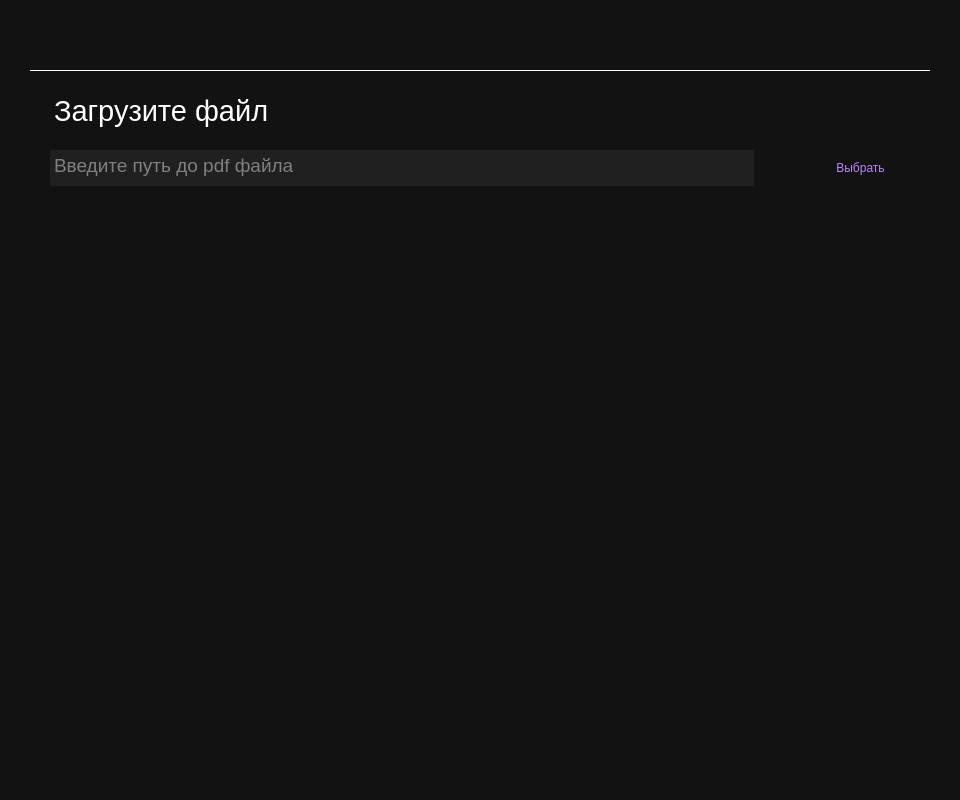
Qt form GUI/interface.ui (WeinerGero/jiandan) before a commit.
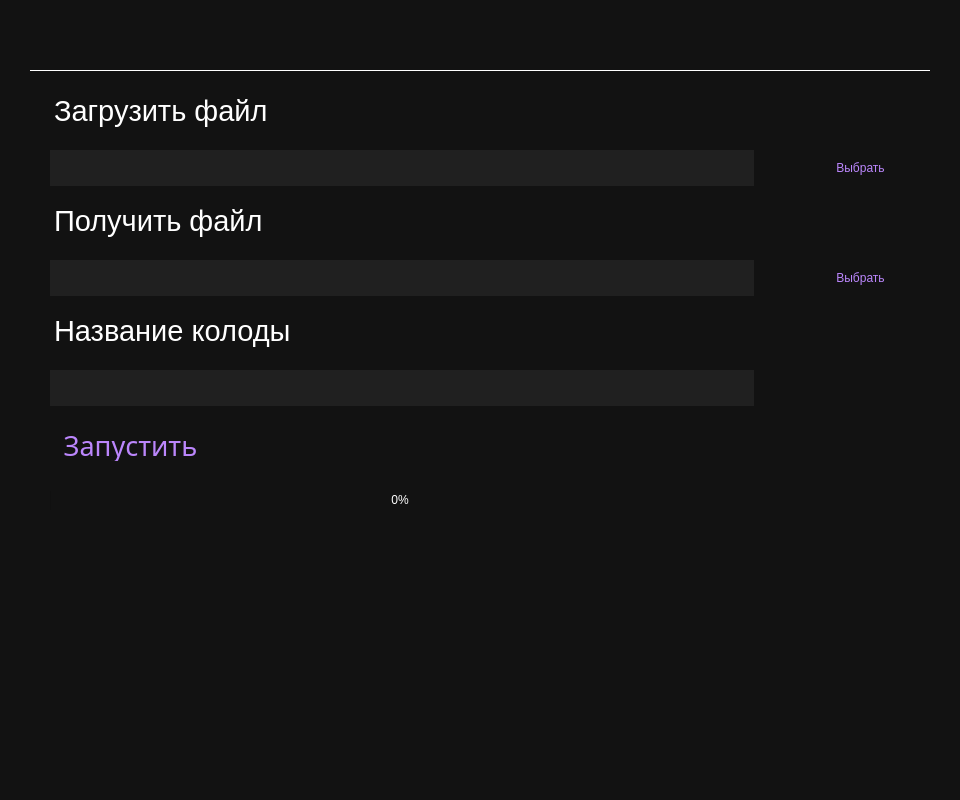
The same form after that commit. Icons and pictures are not drawn.

```diff
--- a/GUI/interface.ui
+++ b/GUI/interface.ui
@@ -16,6 +16,12 @@
     <verstretch>0</verstretch>
    </sizepolicy>
   </property>
+  <property name="minimumSize">
+   <size>
+    <width>960</width>
+    <height>800</height>
+   </size>
+  </property>
   <property name="maximumSize">
    <size>
     <width>960</width>
@@ -413,7 +419,7 @@
 &lt;html&gt;&lt;head&gt;&lt;meta name=&quot;qrichtext&quot; content=&quot;1&quot; /&gt;&lt;style type=&quot;text/css&quot;&gt;
 p, li { white-space: pre-wrap; }
 &lt;/style&gt;&lt;/head&gt;&lt;body style=&quot; font-family:'MS Shell Dlg 2'; font-size:8.25pt; font-weight:400; font-style:normal;&quot;&gt;
-&lt;p style=&quot; margin-top:0px; margin-bottom:0px; margin-left:0px; margin-right:0px; -qt-block-indent:0; text-indent:0px;&quot;&gt;&lt;span style=&quot; font-size:14pt;&quot;&gt;Введите путь до pdf файла&lt;/span&gt;&lt;/p&gt;&lt;/body&gt;&lt;/html&gt;</string>
+&lt;p style=&quot;-qt-paragraph-type:empty; margin-top:0px; margin-bottom:0px; margin-left:0px; margin-right:0px; -qt-block-indent:0; text-indent:0px;&quot;&gt;&lt;br /&gt;&lt;/p&gt;&lt;/body&gt;&lt;/html&gt;</string>
       </property>
      </widget>
      <widget class="QPushButton" name="upload_choisePushButton">
@@ -514,7 +520,381 @@
 &lt;html&gt;&lt;head&gt;&lt;meta name=&quot;qrichtext&quot; content=&quot;1&quot; /&gt;&lt;style type=&quot;text/css&quot;&gt;
 p, li { white-space: pre-wrap; }
 &lt;/style&gt;&lt;/head&gt;&lt;body style=&quot; font-family:'MS Shell Dlg 2'; font-size:8.25pt; font-weight:400; font-style:normal;&quot;&gt;
-&lt;p style=&quot; margin-top:0px; margin-bottom:0px; margin-left:0px; margin-right:0px; -qt-block-indent:0; text-indent:0px;&quot;&gt;&lt;span style=&quot; font-size:22pt;&quot;&gt;Загрузите файл&lt;/span&gt;&lt;/p&gt;&lt;/body&gt;&lt;/html&gt;</string>
+&lt;p style=&quot; margin-top:0px; margin-bottom:0px; margin-left:0px; margin-right:0px; -qt-block-indent:0; text-indent:0px;&quot;&gt;&lt;span style=&quot; font-size:22pt;&quot;&gt;Загрузить файл&lt;/span&gt;&lt;/p&gt;&lt;/body&gt;&lt;/html&gt;</string>
+      </property>
+     </widget>
+    </widget>
+    <widget class="QFrame" name="uploadFrame_2">
+     <property name="enabled">
+      <bool>true</bool>
+     </property>
+     <property name="geometry">
+      <rect>
+       <x>30</x>
+       <y>130</y>
+       <width>900</width>
+       <height>100</height>
+      </rect>
+     </property>
+     <property name="sizePolicy">
+      <sizepolicy hsizetype="Fixed" vsizetype="Fixed">
+       <horstretch>0</horstretch>
+       <verstretch>0</verstretch>
+      </sizepolicy>
+     </property>
+     <property name="minimumSize">
+      <size>
+       <width>900</width>
+       <height>100</height>
+      </size>
+     </property>
+     <property name="maximumSize">
+      <size>
+       <width>900</width>
+       <height>100</height>
+      </size>
+     </property>
+     <property name="styleSheet">
+      <string notr="true">Line{
+	background-color: #bb86fc;
+}</string>
+     </property>
+     <property name="frameShape">
+      <enum>QFrame::StyledPanel</enum>
+     </property>
+     <property name="frameShadow">
+      <enum>QFrame::Raised</enum>
+     </property>
+     <widget class="QTextEdit" name="uploadTextEdit_2">
+      <property name="geometry">
+       <rect>
+        <x>20</x>
+        <y>60</y>
+        <width>704</width>
+        <height>36</height>
+       </rect>
+      </property>
+      <property name="sizePolicy">
+       <sizepolicy hsizetype="Fixed" vsizetype="Fixed">
+        <horstretch>0</horstretch>
+        <verstretch>0</verstretch>
+       </sizepolicy>
+      </property>
+      <property name="cursor" stdset="0">
+       <cursorShape>IBeamCursor</cursorShape>
+      </property>
+      <property name="styleSheet">
+       <string notr="true">*{
+	color: #808080;
+	background-color: #202020;
+}</string>
+      </property>
+      <property name="html">
+       <string>&lt;!DOCTYPE HTML PUBLIC &quot;-//W3C//DTD HTML 4.0//EN&quot; &quot;http://www.w3.org/TR/REC-html40/strict.dtd&quot;&gt;
+&lt;html&gt;&lt;head&gt;&lt;meta name=&quot;qrichtext&quot; content=&quot;1&quot; /&gt;&lt;style type=&quot;text/css&quot;&gt;
+p, li { white-space: pre-wrap; }
+&lt;/style&gt;&lt;/head&gt;&lt;body style=&quot; font-family:'MS Shell Dlg 2'; font-size:8.25pt; font-weight:400; font-style:normal;&quot;&gt;
+&lt;p style=&quot;-qt-paragraph-type:empty; margin-top:0px; margin-bottom:0px; margin-left:0px; margin-right:0px; -qt-block-indent:0; text-indent:0px;&quot;&gt;&lt;br /&gt;&lt;/p&gt;&lt;/body&gt;&lt;/html&gt;</string>
+      </property>
+     </widget>
+     <widget class="QPushButton" name="upload_choisePushButton_2">
+      <property name="geometry">
+       <rect>
+        <x>771</x>
+        <y>60</y>
+        <width>119</width>
+        <height>35</height>
+       </rect>
+      </property>
+      <property name="cursor">
+       <cursorShape>PointingHandCursor</cursorShape>
+      </property>
+      <property name="styleSheet">
+       <string notr="true">*{
+	font: 14pt &quot;Century Gothic&quot;;
+	color: #bb86fc;
+	
+	selection-background-color: rgb(32, 32, 32);
+}
+</string>
+      </property>
+      <property name="text">
+       <string>Выбрать</string>
+      </property>
+     </widget>
+     <widget class="Line" name="upload_line_top_2">
+      <property name="geometry">
+       <rect>
+        <x>772</x>
+        <y>60</y>
+        <width>119</width>
+        <height>1</height>
+       </rect>
+      </property>
+      <property name="styleSheet">
+       <string notr="true">*{
+	color: #bb86fc
+}</string>
+      </property>
+      <property name="orientation">
+       <enum>Qt::Horizontal</enum>
+      </property>
+     </widget>
+     <widget class="Line" name="upload_line_down_2">
+      <property name="geometry">
+       <rect>
+        <x>772</x>
+        <y>94</y>
+        <width>119</width>
+        <height>1</height>
+       </rect>
+      </property>
+      <property name="styleSheet">
+       <string notr="true">*{
+	color: #bb86fc
+}</string>
+      </property>
+      <property name="orientation">
+       <enum>Qt::Horizontal</enum>
+      </property>
+     </widget>
+     <widget class="Line" name="upload_line_right_2">
+      <property name="geometry">
+       <rect>
+        <x>772</x>
+        <y>60</y>
+        <width>1</width>
+        <height>35</height>
+       </rect>
+      </property>
+      <property name="orientation">
+       <enum>Qt::Vertical</enum>
+      </property>
+     </widget>
+     <widget class="Line" name="upload_line_left_2">
+      <property name="geometry">
+       <rect>
+        <x>890</x>
+        <y>60</y>
+        <width>1</width>
+        <height>35</height>
+       </rect>
+      </property>
+      <property name="orientation">
+       <enum>Qt::Vertical</enum>
+      </property>
+     </widget>
+     <widget class="QTextBrowser" name="uploadTextBrowser_2">
+      <property name="geometry">
+       <rect>
+        <x>20</x>
+        <y>0</y>
+        <width>271</width>
+        <height>51</height>
+       </rect>
+      </property>
+      <property name="html">
+       <string>&lt;!DOCTYPE HTML PUBLIC &quot;-//W3C//DTD HTML 4.0//EN&quot; &quot;http://www.w3.org/TR/REC-html40/strict.dtd&quot;&gt;
+&lt;html&gt;&lt;head&gt;&lt;meta name=&quot;qrichtext&quot; content=&quot;1&quot; /&gt;&lt;style type=&quot;text/css&quot;&gt;
+p, li { white-space: pre-wrap; }
+&lt;/style&gt;&lt;/head&gt;&lt;body style=&quot; font-family:'MS Shell Dlg 2'; font-size:8.25pt; font-weight:400; font-style:normal;&quot;&gt;
+&lt;p style=&quot; margin-top:0px; margin-bottom:0px; margin-left:0px; margin-right:0px; -qt-block-indent:0; text-indent:0px;&quot;&gt;&lt;span style=&quot; font-size:22pt;&quot;&gt;Получить файл&lt;/span&gt;&lt;/p&gt;&lt;/body&gt;&lt;/html&gt;</string>
+      </property>
+     </widget>
+    </widget>
+    <widget class="QFrame" name="uploadFrame_3">
+     <property name="enabled">
+      <bool>true</bool>
+     </property>
+     <property name="geometry">
+      <rect>
+       <x>30</x>
+       <y>240</y>
+       <width>900</width>
+       <height>100</height>
+      </rect>
+     </property>
+     <property name="sizePolicy">
+      <sizepolicy hsizetype="Fixed" vsizetype="Fixed">
+       <horstretch>0</horstretch>
+       <verstretch>0</verstretch>
+      </sizepolicy>
+     </property>
+     <property name="minimumSize">
+      <size>
+       <width>900</width>
+       <height>100</height>
+      </size>
+     </property>
+     <property name="maximumSize">
+      <size>
+       <width>900</width>
+       <height>100</height>
+      </size>
+     </property>
+     <property name="styleSheet">
+      <string notr="true">Line{
+	background-color: #bb86fc;
+}</string>
+     </property>
+     <property name="frameShape">
+      <enum>QFrame::StyledPanel</enum>
+     </property>
+     <property name="frameShadow">
+      <enum>QFrame::Raised</enum>
+     </property>
+     <widget class="QTextEdit" name="uploadTextEdit_3">
+      <property name="geometry">
+       <rect>
+        <x>20</x>
+        <y>60</y>
+        <width>704</width>
+        <height>36</height>
+       </rect>
+      </property>
+      <property name="sizePolicy">
+       <sizepolicy hsizetype="Fixed" vsizetype="Fixed">
+        <horstretch>0</horstretch>
+        <verstretch>0</verstretch>
+       </sizepolicy>
+      </property>
+      <property name="cursor" stdset="0">
+       <cursorShape>IBeamCursor</cursorShape>
+      </property>
+      <property name="styleSheet">
+       <string notr="true">*{
+	color: #808080;
+	background-color: #202020;
+}</string>
+      </property>
+      <property name="html">
+       <string>&lt;!DOCTYPE HTML PUBLIC &quot;-//W3C//DTD HTML 4.0//EN&quot; &quot;http://www.w3.org/TR/REC-html40/strict.dtd&quot;&gt;
+&lt;html&gt;&lt;head&gt;&lt;meta name=&quot;qrichtext&quot; content=&quot;1&quot; /&gt;&lt;style type=&quot;text/css&quot;&gt;
+p, li { white-space: pre-wrap; }
+&lt;/style&gt;&lt;/head&gt;&lt;body style=&quot; font-family:'MS Shell Dlg 2'; font-size:8.25pt; font-weight:400; font-style:normal;&quot;&gt;
+&lt;p style=&quot;-qt-paragraph-type:empty; margin-top:0px; margin-bottom:0px; margin-left:0px; margin-right:0px; -qt-block-indent:0; text-indent:0px;&quot;&gt;&lt;br /&gt;&lt;/p&gt;&lt;/body&gt;&lt;/html&gt;</string>
+      </property>
+     </widget>
+     <widget class="QTextBrowser" name="uploadTextBrowser_3">
+      <property name="geometry">
+       <rect>
+        <x>20</x>
+        <y>0</y>
+        <width>271</width>
+        <height>51</height>
+       </rect>
+      </property>
+      <property name="html">
+       <string>&lt;!DOCTYPE HTML PUBLIC &quot;-//W3C//DTD HTML 4.0//EN&quot; &quot;http://www.w3.org/TR/REC-html40/strict.dtd&quot;&gt;
+&lt;html&gt;&lt;head&gt;&lt;meta name=&quot;qrichtext&quot; content=&quot;1&quot; /&gt;&lt;style type=&quot;text/css&quot;&gt;
+p, li { white-space: pre-wrap; }
+&lt;/style&gt;&lt;/head&gt;&lt;body style=&quot; font-family:'MS Shell Dlg 2'; font-size:8.25pt; font-weight:400; font-style:normal;&quot;&gt;
+&lt;p style=&quot; margin-top:0px; margin-bottom:0px; margin-left:0px; margin-right:0px; -qt-block-indent:0; text-indent:0px;&quot;&gt;&lt;span style=&quot; font-size:22pt;&quot;&gt;Название колоды&lt;/span&gt;&lt;/p&gt;&lt;/body&gt;&lt;/html&gt;</string>
+      </property>
+     </widget>
+    </widget>
+    <widget class="QPushButton" name="PushButtonStart">
+     <property name="geometry">
+      <rect>
+       <x>50</x>
+       <y>360</y>
+       <width>161</width>
+       <height>31</height>
+      </rect>
+     </property>
+     <property name="sizePolicy">
+      <sizepolicy hsizetype="Fixed" vsizetype="Fixed">
+       <horstretch>0</horstretch>
+       <verstretch>0</verstretch>
+      </sizepolicy>
+     </property>
+     <property name="font">
+      <font>
+       <family>Century Gothic</family>
+       <pointsize>20</pointsize>
+       <weight>50</weight>
+       <italic>false</italic>
+       <bold>false</bold>
+      </font>
+     </property>
+     <property name="cursor">
+      <cursorShape>PointingHandCursor</cursorShape>
+     </property>
+     <property name="styleSheet">
+      <string notr="true">*{
+	font: 20pt &quot;Century Gothic&quot;;
+	color: #bb86fc;
+	
+	selection-background-color: rgb(32, 32, 32);
+}
+</string>
+     </property>
+     <property name="text">
+      <string>Запустить</string>
+     </property>
+     <property name="icon">
+      <iconset resource="resources.qrc">
+       <normaloff>:/icons/icons/iconizer-play.svg</normaloff>:/icons/icons/iconizer-play.svg</iconset>
+     </property>
+     <property name="iconSize">
+      <size>
+       <width>20</width>
+       <height>20</height>
+      </size>
+     </property>
+    </widget>
+    <widget class="QProgressBar" name="progressBar">
+     <property name="geometry">
+      <rect>
+       <x>50</x>
+       <y>420</y>
+       <width>701</width>
+       <height>21</height>
+      </rect>
+     </property>
+     <property name="styleSheet">
+      <string notr="true">*{
+	font: 12pt &quot;Century Gothic&quot;;
+	color: #00000;
+}
+</string>
+     </property>
+     <property name="value">
+      <number>0</number>
+     </property>
+     <property name="alignment">
+      <set>Qt::AlignCenter</set>
+     </property>
+    </widget>
+    <widget class="QWidget" name="widget" native="true">
+     <property name="geometry">
+      <rect>
+       <x>30</x>
+       <y>490</y>
+       <width>681</width>
+       <height>81</height>
+      </rect>
+     </property>
+     <property name="styleSheet">
+      <string notr="true">Line{
+	background-color: #bb86fc;
+}</string>
+     </property>
+     <widget class="QTextBrowser" name="Error_textBrowser">
+      <property name="geometry">
+       <rect>
+        <x>20</x>
+        <y>0</y>
+        <width>701</width>
+        <height>71</height>
+       </rect>
+      </property>
+      <property name="html">
+       <string>&lt;!DOCTYPE HTML PUBLIC &quot;-//W3C//DTD HTML 4.0//EN&quot; &quot;http://www.w3.org/TR/REC-html40/strict.dtd&quot;&gt;
+&lt;html&gt;&lt;head&gt;&lt;meta name=&quot;qrichtext&quot; content=&quot;1&quot; /&gt;&lt;style type=&quot;text/css&quot;&gt;
+p, li { white-space: pre-wrap; }
+&lt;/style&gt;&lt;/head&gt;&lt;body style=&quot; font-family:'MS Shell Dlg 2'; font-size:8.25pt; font-weight:400; font-style:normal;&quot;&gt;
+&lt;p style=&quot; margin-top:0px; margin-bottom:0px; margin-left:0px; margin-right:0px; -qt-block-indent:0; text-indent:0px;&quot;&gt; &lt;/p&gt;&lt;/body&gt;&lt;/html&gt;</string>
       </property>
      </widget>
     </widget>
```
Left out of the diff: 18 changed lines with no effect on the pictures.
